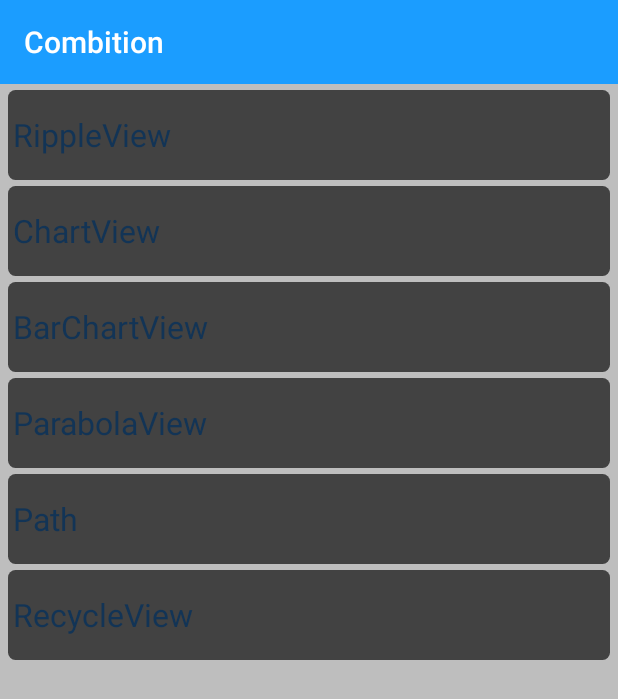
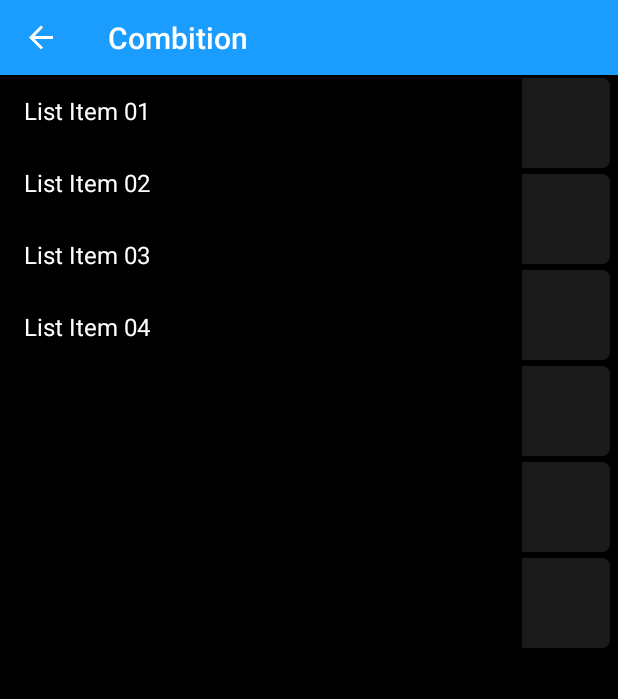
Before and after one commit to yocn/combination, an Android app: the screen it shows after launch (MainActivity), on a phone screen of 412 x 824 dp. Shown: the top 699 px of the screen. Run offline under Robolectric (Android 15) with nearby library versions, the phone set to English and light mode, and no system bars.

Commit message:
add drwerLayout

```diff
--- a/app/src/main/java/yocn/com/collection/MainActivity.java
+++ b/app/src/main/java/yocn/com/collection/MainActivity.java
@@ -1,17 +1,16 @@
 package yocn.com.collection;
 
-import android.annotation.SuppressLint;
-import android.net.Uri;
 import android.os.Bundle;
-import android.support.v7.app.ActionBarActivity;
+import android.support.v4.widget.DrawerLayout;
+import android.support.v7.app.ActionBarDrawerToggle;
 import android.support.v7.widget.DefaultItemAnimator;
 import android.support.v7.widget.LinearLayoutManager;
 import android.support.v7.widget.RecyclerView;
 import android.support.v7.widget.Toolbar;
-
-import com.google.android.gms.appindexing.Action;
-import com.google.android.gms.appindexing.AppIndex;
-import com.google.android.gms.common.api.GoogleApiClient;
+import android.view.Gravity;
+import android.view.View;
+import android.widget.ArrayAdapter;
+import android.widget.ListView;
 
 import java.util.ArrayList;
 
@@ -20,24 +19,58 @@ import yocn.com.collection.bean.MainItemBean;
 
 
 public class MainActivity extends BaseActivity {
-    Toolbar toolbar;
     RecyclerView rv_main;
     ArrayList mMainItemBeanList = new ArrayList<MainItemBean>();
-    /**
-     * ATTENTION: This was auto-generated to implement the App Indexing API.
-     * See https://g.co/AppIndexing/AndroidStudio for more information.
-     */
-    private GoogleApiClient client;
+    DrawerLayout drawer_layout;
+    //声明相关变量
+    private Toolbar toolbar;
+    private ActionBarDrawerToggle mDrawerToggle;
+    private ListView lvLeftMenu;
+    private String[] lvs = {"List Item 01", "List Item 02", "List Item 03", "List Item 04"};
+    private ArrayAdapter arrayAdapter;
 
-    @SuppressLint("NewApi")
     @Override
     protected void onCreate(Bundle savedInstanceState) {
         super.onCreate(savedInstanceState);
         setContentView(getLayoutInflater().inflate(R.layout.activity_main, null));
+        init();
+        initDrawerLayout();
+        initScrollView();
+    }
+
+    private void init() {
+        lvLeftMenu = (ListView) findViewById(R.id.lv_left_menu);
         toolbar = (Toolbar) findViewById(R.id.toolbar);
+        drawer_layout = (DrawerLayout) findViewById(R.id.drawer_layout);
+        drawer_layout.openDrawer(Gravity.LEFT);
+    }
+
+    private void initDrawerLayout() {
         toolbar.setTitle("Combition");
         setSupportActionBar(toolbar);
         rv_main = (RecyclerView) findViewById(R.id.rv_main);
+        getSupportActionBar().setHomeButtonEnabled(true); //设置返回键可用
+        getSupportActionBar().setDisplayHomeAsUpEnabled(true);
+        //创建返回键，并实现打开关/闭监听
+        mDrawerToggle = new ActionBarDrawerToggle(this, drawer_layout, toolbar, R.string.action_settings, R.string.action_settings) {
+            @Override
+            public void onDrawerOpened(View drawerView) {
+                super.onDrawerOpened(drawerView);
+            }
+
+            @Override
+            public void onDrawerClosed(View drawerView) {
+                super.onDrawerClosed(drawerView);
+            }
+        };
+        mDrawerToggle.syncState();
+        drawer_layout.setDrawerListener(mDrawerToggle);
+        //设置菜单列表
+        arrayAdapter = new ArrayAdapter(this, android.R.layout.simple_list_item_1, lvs);
+        lvLeftMenu.setAdapter(arrayAdapter);
+    }
+
+    private void initScrollView() {
         String[] mTitles = new String[]{"RippleView", "ChartView", "BarChartView", "ParabolaView", "Path", "RecycleView"};
         Class[] mTarget = new Class[]{RippleViewActivity.class, ChartViewAct.class, BarChartViewAct.class, ParabolaViewAct.class, PathActivity.class, RecycleViewAct.class};
         MainItemBean mMainItemBean;
@@ -52,48 +85,6 @@ public class MainActivity extends BaseActivity {
         // 设置固定大小
         rv_main.setHasFixedSize(true);
         rv_main.setAdapter(mMainAdapter);
-
-        client = new GoogleApiClient.Builder(this).addApi(AppIndex.API).build();
     }
 
-
-    @Override
-    public void onStart() {
-        super.onStart();
-
-        // ATTENTION: This was auto-generated to implement the App Indexing API.
-        // See https://g.co/AppIndexing/AndroidStudio for more information.
-        client.connect();
-        Action viewAction = Action.newAction(
-                Action.TYPE_VIEW, // TODO: choose an action type.
-                "Main Page", // TODO: Define a title for the content shown.
-                // TODO: If you have web page content that matches this app activity's content,
-                // make sure this auto-generated web page URL is correct.
-                // Otherwise, set the URL to null.
-                Uri.parse("http://host/path"),
-                // TODO: Make sure this auto-generated app deep link URI is correct.
-                Uri.parse("android-app://yocn.com.collection/http/host/path")
-        );
-        AppIndex.AppIndexApi.start(client, viewAction);
-    }
-
-    @Override
-    public void onStop() {
-        super.onStop();
-
-        // ATTENTION: This was auto-generated to implement the App Indexing API.
-        // See https://g.co/AppIndexing/AndroidStudio for more information.
-        Action viewAction = Action.newAction(
-                Action.TYPE_VIEW, // TODO: choose an action type.
-                "Main Page", // TODO: Define a title for the content shown.
-                // TODO: If you have web page content that matches this app activity's content,
-                // make sure this auto-generated web page URL is correct.
-                // Otherwise, set the URL to null.
-                Uri.parse("http://host/path"),
-                // TODO: Make sure this auto-generated app deep link URI is correct.
-                Uri.parse("android-app://yocn.com.collection/http/host/path")
-        );
-        AppIndex.AppIndexApi.end(client, viewAction);
-        client.disconnect();
-    }
 }
--- a/app/src/main/java/yocn/com/collection/view/BarChartView.java
+++ b/app/src/main/java/yocn/com/collection/view/BarChartView.java
@@ -88,7 +88,7 @@ public class BarChartView extends View {
         p.setAntiAlias(true);
         p.setStrokeWidth(10);
 
-        Bitmap b = Bitmap.createBitmap(chartWidth, chartHeight, Bitmap.Config.ARGB_4444);
+//        Bitmap b = Bitmap.createBitmap(chartWidth, chartHeight, Bitmap.Config.ARGB_4444);
 
         // canvas.drawCircle(50, x1, 10, p);
         canvas.drawRect(0, 0, chartWidth, chartHeight, p);
--- a/app/src/main/java/yocn/com/collection/view/Pull2RefreshList.java
+++ b/app/src/main/java/yocn/com/collection/view/Pull2RefreshList.java
@@ -95,8 +95,8 @@ public class Pull2RefreshList extends ListView {
                 if (deltaY >= mHeadViewHeight) {
                     deltaY = mHeadViewHeight;
                 }
-                Logger.d("--delatY--)" + deltaY);
-                Logger.d("--mHeadViewHeight--)" + mHeadViewHeight);
+//                Logger.d("--delatY--)" + deltaY);
+//                Logger.d("--mHeadViewHeight--)" + mHeadViewHeight);
                 mHeaderView.setPadding(0, (int) (-1 * mHeadViewHeight + deltaY), 0, 0);
                 mParabolaView.actionMove(ev);
                 break;
--- a/app/src/main/res/layout/activity_main.xml
+++ b/app/src/main/res/layout/activity_main.xml
@@ -1,15 +1,42 @@
 <RelativeLayout xmlns:android="http://schemas.android.com/apk/res/android"
     android:layout_width="fill_parent"
     android:layout_height="fill_parent">
+
+    <android.support.v4.widget.DrawerLayout
+        android:id="@+id/drawer_layout"
+        android:layout_width="match_parent"
+        android:layout_height="match_parent">
+        <!--主布局-->
+        <LinearLayout
+            android:layout_width="match_parent"
+            android:layout_height="match_parent">
+
+            <android.support.v7.widget.RecyclerView
+                android:id="@+id/rv_main"
+                android:background="#000000"
+                android:layout_width="fill_parent"
+                android:layout_height="match_parent"
+                android:layout_marginTop="50dp" />
+        </LinearLayout>
+        <!--侧滑菜单-->
+        <LinearLayout
+            android:layout_width="match_parent"
+            android:layout_height="match_parent"
+            android:layout_gravity="start"
+            android:background="#000000">
+
+            <ListView
+                android:id="@+id/lv_left_menu"
+                android:layout_marginTop="50dp"
+                android:layout_width="match_parent"
+                android:layout_height="match_parent"
+                android:divider="@null"
+                android:text="DrawerLayout" />
+        </LinearLayout>
+    </android.support.v4.widget.DrawerLayout>
 
     <include
         android:id="@+id/toolbar"
         layout="@layout/toolbar" />
 
-    <android.support.v7.widget.RecyclerView
-        android:id="@+id/rv_main"
-        android:layout_width="fill_parent"
-        android:layout_height="match_parent"
-        android:layout_below="@+id/toolbar"
-        android:layout_marginTop="2dp" />
 </RelativeLayout>
--- a/app/src/main/res/layout/toolbar.xml
+++ b/app/src/main/res/layout/toolbar.xml
@@ -2,5 +2,5 @@
 <android.support.v7.widget.Toolbar xmlns:android="http://schemas.android.com/apk/res/android"
     android:id="@+id/toolbar"
     android:layout_width="match_parent"
-    android:layout_height="?attr/actionBarSize"
+    android:layout_height="50dp"
     android:background="?attr/colorPrimary" />
--- a/app/src/main/res/values/dimens.xml
+++ b/app/src/main/res/values/dimens.xml
@@ -3,5 +3,5 @@
     <!-- Default screen margins, per the Android Design guidelines. -->
     <dimen name="activity_horizontal_margin">16dp</dimen>
     <dimen name="activity_vertical_margin">16dp</dimen>
-
+    <dimen name="actionbar_height">50dp</dimen>
 </resources>
--- a/app/src/main/res/values/styles.xml
+++ b/app/src/main/res/values/styles.xml
@@ -12,6 +12,12 @@
         <item name="colorPrimaryDark">#3d85c6</item>
         <!--Window color-->
         <item name="android:windowBackground">@color/dim_foreground_material_dark</item>
+        <!--返回键样式-->
+        <item name="drawerArrowStyle">@style/AppTheme.DrawerArrowToggle</item>
+    </style>
+
+    <style name="AppTheme.DrawerArrowToggle" parent="Base.Widget.AppCompat.DrawerArrowToggle">
+        <item name="color">@android:color/white</item>
     </style>
 
     <style name="MySearchViewStyle" parent="Widget.AppCompat.SearchView">
```
Also changed, not shown: app/src/main/java/yocn/com/collection/view/ParabolaView.java (+16 -3 lines), app/src/main/res/layout/drawer_layout.xml (added, +30 -0 lines), app/src/main/res/drawable/bg_guide.png (added), app/src/main/res/drawable/drawer_bg.png (added), 1 other file.
